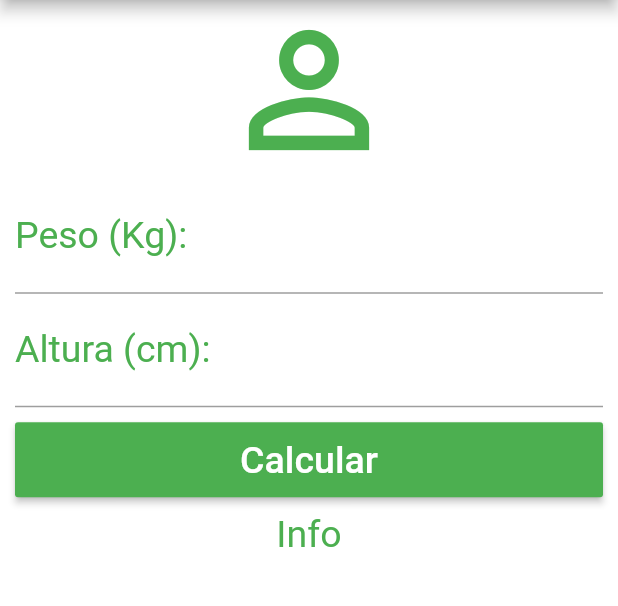
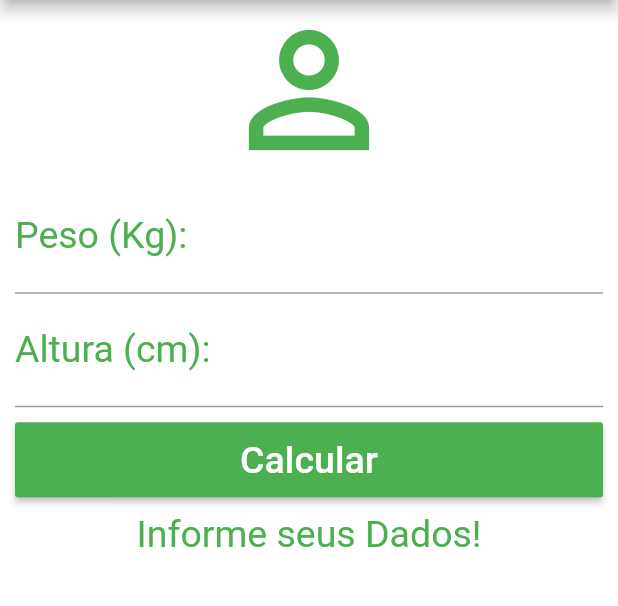
Before and after one commit to zamuelfernandes/calculadora_de_imc, a Flutter app: the screen it shows after launch, after a tap on "Calcular", on a phone screen of 412 x 824 dp, the part 84-690 px from its top. Run offline on Flutter 3.47's test engine with Material 2 defaults, Android fonts, the phone set to English and light mode, and no system bars.

Commit message:
Controller e Contas

```diff
--- a/lib/main.dart
+++ b/lib/main.dart
@@ -14,6 +14,42 @@
 }
 
 class _HomeState extends State<Home> {
+  TextEditingController weightController = TextEditingController();
+  TextEditingController heightController = TextEditingController();
+
+  String _infoText = "Informe seus Dados!";
+
+  void _resetFields() {
+    setState(() {
+      weightController.text = "";
+      heightController.text = "";
+      _infoText = "Informe seus Dados!";
+    });
+  }
+
+  void _calculate() {
+    setState(() {
+      double weight = double.parse(weightController.text);
+      double height = double.parse(heightController.text) / 100;
+
+      double imc = weight / (height * height);
+
+      if (imc < 18.6) {
+        _infoText = "Abaixo do Peso (${imc.toStringAsPrecision(4)})";
+      } else if (imc >= 18.6 && imc < 24.9) {
+        _infoText = "Peso Ideal (${imc.toStringAsPrecision(4)})";
+      } else if (imc >= 24.9 && imc < 29.9) {
+        _infoText = "Levemente Acima do Peso (${imc.toStringAsPrecision(4)})";
+      } else if (imc >= 29.9 && imc < 34.9) {
+        _infoText = "Obesidade Grau I (${imc.toStringAsPrecision(4)})";
+      } else if (imc >= 34.9 && imc < 39.9) {
+        _infoText = "Obesidade Grau II (${imc.toStringAsPrecision(4)})";
+      } else if (imc >= 40) {
+        _infoText = "Obesidade Grau III (${imc.toStringAsPrecision(4)})";
+      }
+    });
+  }
+
   @override
   Widget build(BuildContext context) {
     return Scaffold(
@@ -21,7 +57,9 @@
           title: Text("Calculadora de IMC"),
           centerTitle: true,
           backgroundColor: Colors.green,
-          actions: [IconButton(onPressed: () {}, icon: Icon(Icons.refresh))],
+          actions: [
+            IconButton(onPressed: _resetFields, icon: Icon(Icons.refresh))
+          ],
         ),
         backgroundColor: Colors.white,
         body: SingleChildScrollView(
@@ -42,6 +80,7 @@
                 ),
                 textAlign: TextAlign.center,
                 style: TextStyle(color: Colors.green, fontSize: 25.0),
+                controller: weightController,
               ),
               TextField(
                 keyboardType: TextInputType.number,
@@ -51,13 +90,14 @@
                 ),
                 textAlign: TextAlign.center,
                 style: TextStyle(color: Colors.green, fontSize: 25.0),
+                controller: heightController,
               ),
               Padding(
                 padding: EdgeInsets.only(top: 10.0, bottom: 10.0),
                 child: Container(
                   height: 50.0,
                   child: RaisedButton(
-                    onPressed: () {},
+                    onPressed: _calculate,
                     child: Text(
                       "Calcular",
                       style: TextStyle(color: Colors.white, fontSize: 25.0),
@@ -67,7 +107,7 @@
                 ),
               ),
               Text(
-                "Info",
+                "$_infoText",
                 textAlign: TextAlign.center,
                 style: TextStyle(color: Colors.green, fontSize: 25.0),
               )
```
